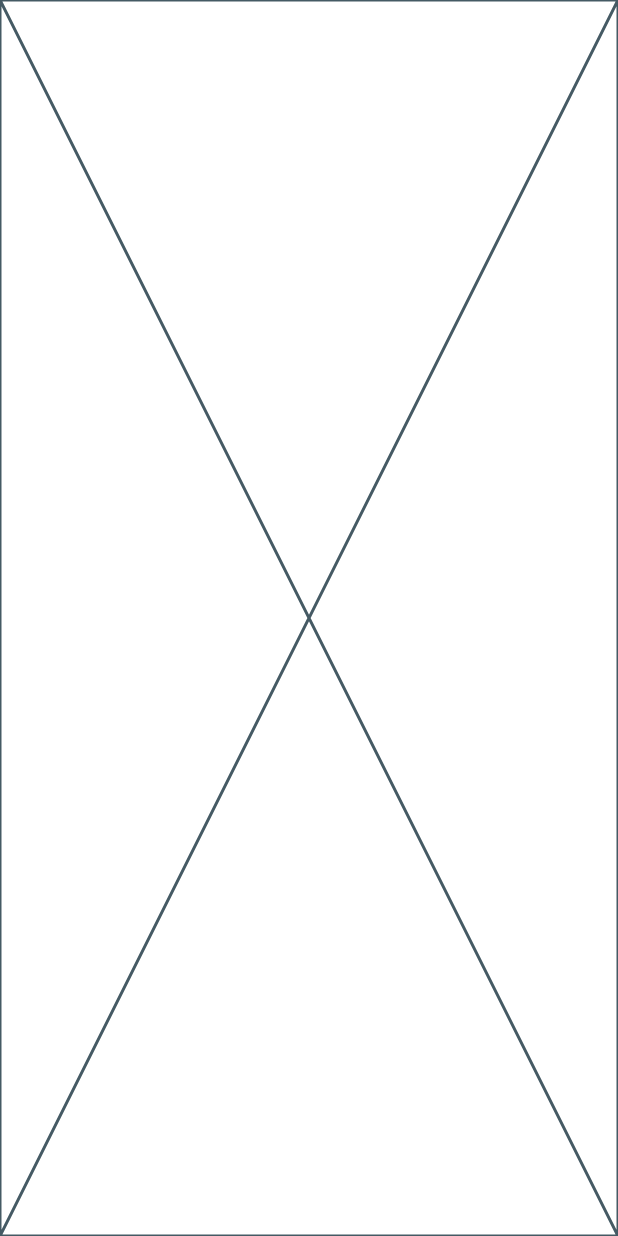
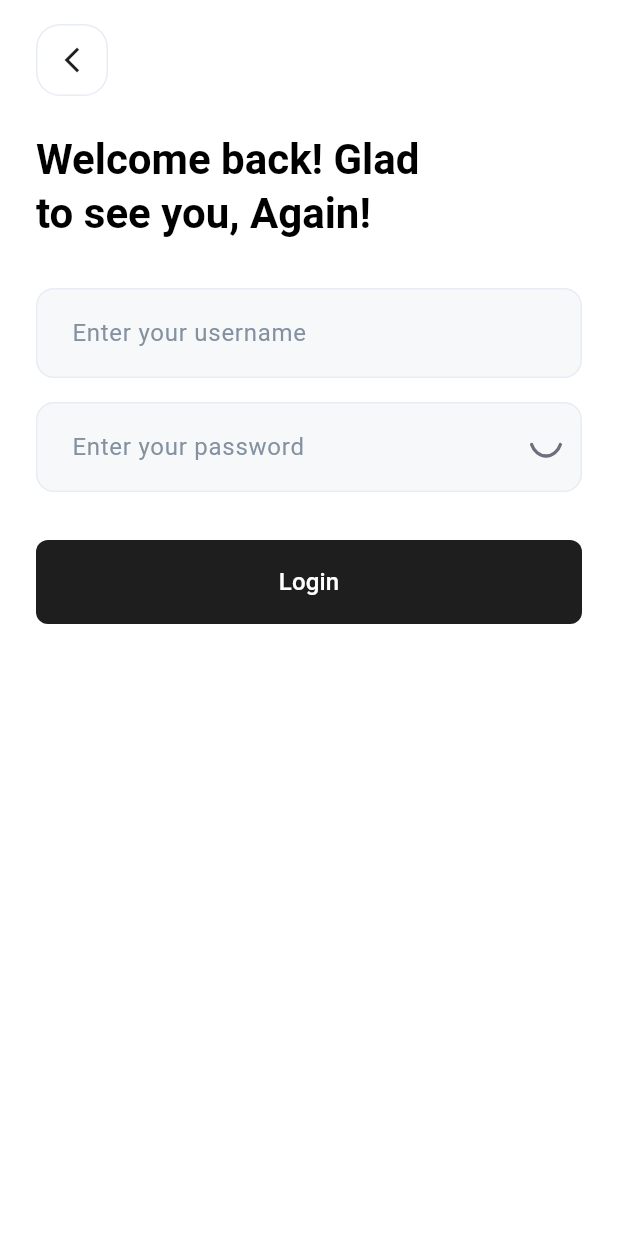
Before and after one commit to yurecKovalchuk/ecommerce_app, a Flutter app: the screen it shows after launch, after a tap on "Login", on a phone screen of 412 x 824 dp. Run offline on Flutter 3.47's test engine with Material 3 defaults, Android fonts, the phone set to English and light mode, and no system bars; our stand-ins replace dio, flutter_bloc, flutter_dotenv, flutter_svg, freezed_annotation, get_it and 3 more; network calls fail.

Commit message:
feat: add LoginScreen and create LoginBloc, LoginState, generated freezd file

```diff
--- a/lib/features/auth/login/bloc/login_bloc.dart
+++ b/lib/features/auth/login/bloc/login_bloc.dart
@@ -1,8 +1,31 @@
-import 'package:ecommerce_app/features/auth/login/bloc/login_state.dart';
 import 'package:flutter_bloc/flutter_bloc.dart';
+import '../../../../domain/domain.dart';
+import 'login_state.dart';
 
 class LoginBloc extends Cubit<LoginState> {
-  LoginBloc() : super(LoginState(
+  LoginBloc({
+    required this.authRepository,
+  }) : super(const LoginState());
 
-  ));
+  final AuthRepository authRepository;
+
+  Future<void> login({
+    required String username,
+    required String password,
+  }) async {
+    emit(state.copyWith(status: LoginStatus.loading));
+
+    try {
+      await authRepository.login(
+        username: username,
+        password: password,
+      );
+      emit(state.copyWith(status: LoginStatus.success));
+    } catch (e) {
+      emit(state.copyWith(
+        status: LoginStatus.error,
+        errorMessage: e.toString(),
+      ));
+    }
+  }
 }
--- a/lib/features/auth/login/bloc/login_state.dart
+++ b/lib/features/auth/login/bloc/login_state.dart
@@ -1 +1,18 @@
-class LoginState{}
+import 'package:freezed_annotation/freezed_annotation.dart';
+
+part 'login_state.freezed.dart';
+
+enum LoginStatus {
+  initial,
+  loading,
+  success,
+  error,
+}
+
+@freezed
+class LoginState with _$LoginState {
+  const factory LoginState({
+    @Default(LoginStatus.initial) LoginStatus status,
+    @Default('') String errorMessage,
+  }) = _LoginState;
+}
--- a/lib/features/auth/login/screen/login_screen.dart
+++ b/lib/features/auth/login/screen/login_screen.dart
@@ -1,10 +1,100 @@
+import 'package:ecommerce_app/features/auth/auth.dart';
+import 'package:ecommerce_app/theme/const_colors.dart';
 import 'package:flutter/material.dart';
+import 'package:flutter_bloc/flutter_bloc.dart';
+import 'package:go_router/go_router.dart';
 
-class LoginScreen extends StatelessWidget {
+import '../../../../app/app.dart';
+import '../../../../widgets/widgets.dart';
+
+class LoginScreen extends StatefulWidget {
   const LoginScreen({super.key});
 
   @override
+  State<LoginScreen> createState() => _LoginScreenState();
+}
+
+class _LoginScreenState extends State<LoginScreen> {
+  LoginBloc get _bloc => BlocProvider.of<LoginBloc>(context);
+  final bool _obscurePassword = true;
+
+  final usernameController = TextEditingController();
+  final passwordController = TextEditingController();
+
+  @override
   Widget build(BuildContext context) {
-    return const Placeholder();
+    final theme = Theme.of(context);
+
+    return BlocConsumer<LoginBloc, LoginState>(
+      listener: (context, state) {
+        if (state.status == LoginStatus.success) {
+          _navigatorPushToHomeScreen(context);
+        }
+        if (state.status == LoginStatus.error) {
+          showErrorDialog(context, state.errorMessage);
+        }
+      },
+      builder: (context, state) {
+        return Scaffold(
+          backgroundColor: Colors.white,
+          body: SafeArea(
+            child: Padding(
+              padding: const EdgeInsets.symmetric(horizontal: 24, vertical: 16),
+              child: Column(
+                crossAxisAlignment: CrossAxisAlignment.start,
+                children: [
+                  CustomBackButton(
+                    onPressed: () {
+                      _navigatorPushToWelcomeScreen(context);
+                    },
+                  ),
+                  const SizedBox(height: 24),
+                  Text(
+                    'Welcome back! Glad\nto see you, Again!',
+                    style: theme.textTheme.headlineMedium?.copyWith(
+                      fontWeight: FontWeight.w600,
+                      color: Colors.black,
+                      height: 1.3,
+                    ),
+                  ),
+                  const SizedBox(height: 32),
+                  CustomInputField(
+                    labelText: 'Enter your username',
+                    controller: usernameController,
+                  ),
+                  const SizedBox(height: 16),
+                  CustomInputField(
+                    labelText: 'Enter your password',
+                    controller: passwordController,
+                    obscureText: _obscurePassword,
+                    onChanged: (password) {},
+                  ),
+                  const SizedBox(height: 32),
+                  CustomButton(
+                    text: 'Login',
+                    width: double.infinity,
+                    backgroundColor: customDark,
+                    onPressed: () {
+                      _bloc.login(
+                        username: usernameController.text,
+                        password: passwordController.text,
+                      );
+                    },
+                  ),
+                ],
+              ),
+            ),
+          ),
+        );
+      },
+    );
+  }
+
+  void _navigatorPushToWelcomeScreen(BuildContext context) {
+    context.pushNamed(AppRoutInfo.welcomeScreen.name);
+  }
+
+  void _navigatorPushToHomeScreen(BuildContext context) {
+    context.pushNamed(AppRoutInfo.homeScreen.name);
   }
 }
```
Also changed, not shown: lib/features/auth/login/bloc/login_state.freezed.dart (added).
